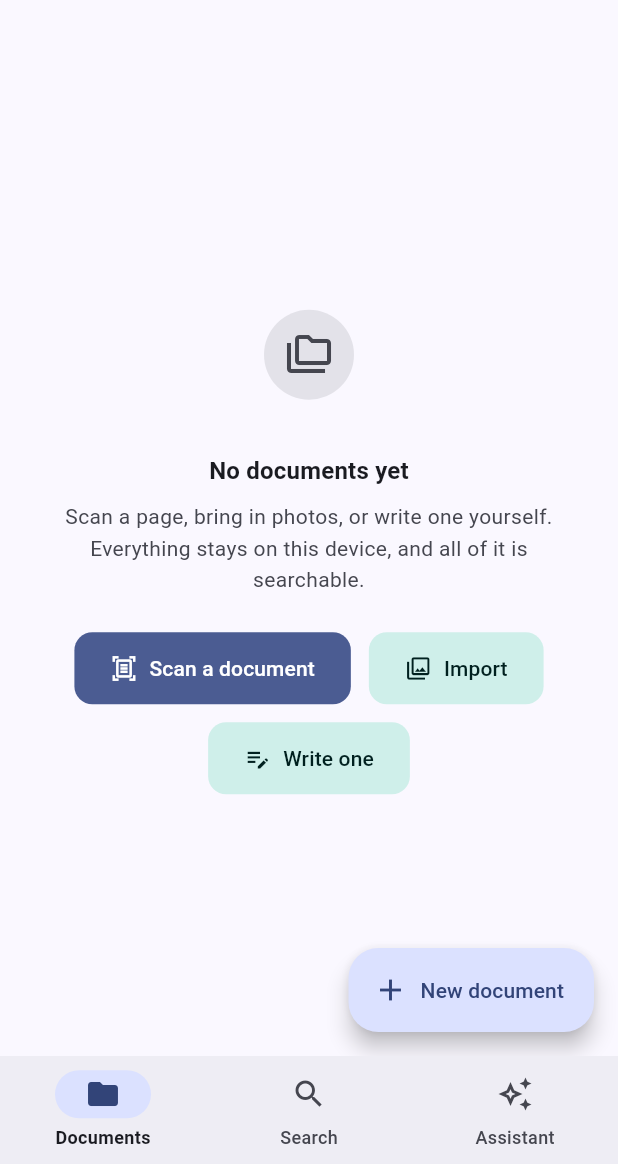
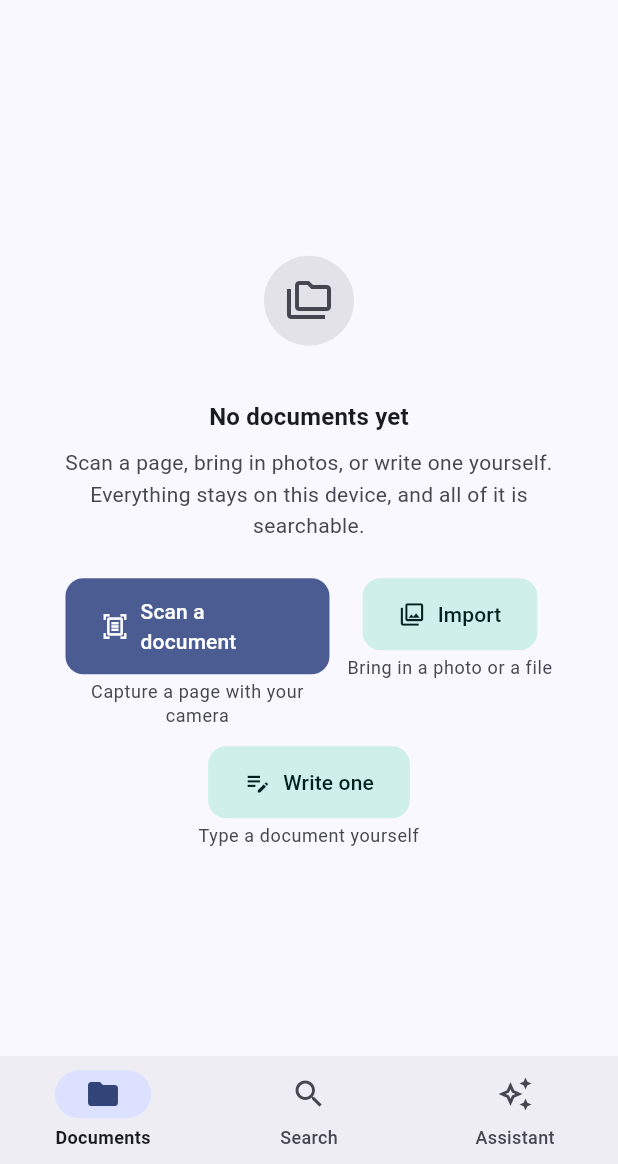
Before and after one commit to Sidra-Hayat/DocuAI, a Flutter app: the screen it shows after launch, on a phone screen of 412 x 824 dp, the part 72-1236 px from its top. Run offline on Flutter 3.47's test engine with Material 3 defaults, Android fonts, the phone set to English and light mode, and no system bars; our stand-ins replace flutter_riverpod, freezed_annotation, go_router, hive_ce, hive_ce_flutter, image_picker and 3 more; missing offline and left inert: flutter_file_dialog, google_mlkit_document_scanner, google_mlkit_text_recognition; accounts and stored records are empty.

Commit message:
feat: improve empty library actions
Four changes to the one screen a new user sees first, all of them things
the release build made obvious on a phone.

**The camera is explained before it opens.** DocuAI declares no camera
permission of its own — scanning runs inside Play services' document
scanner, which asks under its own name at the moment it opens. A system
dialog naming Google Play services, arriving unannounced after a tap on
"Scan a document", is where a privacy-first app starts looking like
something else. So a sentence goes first, and declining it simply does
not scan. Nothing is requested any earlier than before.

**Each button says what it does.** "Import" and "Write one" name
themselves but not what follows — whether Import means photos or files,
whether Write one opens a keyboard. Captions are capped in width and
wrap, so the largest system font makes the panel taller rather than
broken; it already scrolls.

**The floating button is withheld until there is a library.** The empty
state already offers Scan, Import and Write as full-sized buttons in the
middle of the screen, and "+ New document" over them makes the same
offer twice on the one screen where the user has not yet done anything.
Loading and failure hide it too: there is no library to add to while the
skeleton is up, and offering to write to storage that could not be read
is offering something that will not work.

**Import asks which kind.** That button meant photos only, and the file
importer's other door is the New document sheet this screen now hides —
so a first-run user with a PDF had nowhere to go. A choice rather than a
fourth button: the first thing anyone sees should not be a menu. Both
branches call the existing import functions; neither is duplicated.

```diff
--- a/lib/src/features/documents/presentation/screens/documents_screen.dart
+++ b/lib/src/features/documents/presentation/screens/documents_screen.dart
@@ -1,3 +1,5 @@
+import 'dart:async';
+
 import 'package:flutter/material.dart';
 import 'package:flutter_riverpod/flutter_riverpod.dart';
 import 'package:go_router/go_router.dart';
@@ -66,12 +68,25 @@ class _DocumentsScreenState extends ConsumerState<DocumentsScreen> {
       // somewhere to put a new document. It is deliberately not in the shell:
       // there is nothing to create on Search, and what the assistant creates is
       // a conversation.
-      floatingActionButton: FloatingActionButton.extended(
+      //
+      // Withheld until there is a library. The empty state already offers Scan,
+      // Import and Write as full-sized buttons in the middle of the screen, and
+      // a floating "+ New document" over them makes the same offer twice — on
+      // the one screen where the user has not yet done anything and the choice
+      // should be as small as possible.
+      //
+      // `?? false` covers loading and failure as well as empty: while the
+      // skeleton is up there is no library to add to yet, and when storage
+      // could not be read, offering to write to it is offering something that
+      // will not work.
+      floatingActionButton: (documents.value?.isNotEmpty ?? false)
+          ? FloatingActionButton.extended(
               onPressed: () => showNewDocumentSheet(context),
               icon: const Icon(Icons.add),
               label: const Text('New document'),
               tooltip: 'Scan, import or write a document',
-      ),
+            )
+          : null,
     );
   }
 }
@@ -288,23 +303,115 @@ class _EmptyLibrary extends StatelessWidget {
         runSpacing: AppSpacing.md,
         alignment: WrapAlignment.center,
         children: <Widget>[
-          FilledButton.icon(
-            onPressed: () => context.pushNamed(AppRoutes.scanName),
+          _EmptyAction(
+            caption: 'Capture a page with your camera',
+            child: FilledButton.icon(
+              onPressed: () => _scanAfterExplainingTheCamera(context),
               icon: const Icon(Icons.document_scanner_outlined),
               label: const Text('Scan a document'),
             ),
-          FilledButton.tonalIcon(
-            onPressed: () => importPhotosAsDocument(context),
+          ),
+          _EmptyAction(
+            // The caption no longer names photos: this button now asks which
+            // kind of import is meant, because the file importer's only other
+            // door is the New document sheet that this screen hides.
+            caption: 'Bring in a photo or a file',
+            child: FilledButton.tonalIcon(
+              onPressed: () => chooseImportSource(context),
               icon: const Icon(Icons.photo_library_outlined),
               label: const Text('Import'),
             ),
-          FilledButton.tonalIcon(
+          ),
+          _EmptyAction(
+            caption: 'Type a document yourself',
+            child: FilledButton.tonalIcon(
               onPressed: () => createAndOpenTextDocument(context),
               icon: const Icon(Icons.edit_note_outlined),
               label: const Text('Write one'),
+            ),
           ),
         ],
       ),
     );
   }
 }
+
+/// One empty-state button with a line underneath saying what it does.
+///
+/// Three buttons named "Scan a document", "Import" and "Write one" say what
+/// they are but not what happens next — whether Import means photos or files,
+/// or whether Write one opens a keyboard or a template. The caption answers
+/// that before the tap rather than after it.
+class _EmptyAction extends StatelessWidget {
+  const _EmptyAction({required this.child, required this.caption});
+
+  final Widget child;
+  final String caption;
+
+  @override
+  Widget build(BuildContext context) {
+    final theme = Theme.of(context);
+
+    return ConstrainedBox(
+      // A ceiling, not a height. The caption wraps to as many lines as it needs
+      // and the column grows with it, so the largest system font size makes
+      // this taller rather than making it overflow — and the panel this sits in
+      // scrolls, so taller is always available.
+      constraints: const BoxConstraints(maxWidth: 176),
+      child: Column(
+        mainAxisSize: MainAxisSize.min,
+        children: <Widget>[
+          child,
+          AppSpacing.gapXs,
+          Text(
+            caption,
+            textAlign: TextAlign.center,
+            style: theme.textTheme.bodySmall?.copyWith(
+              color: theme.colorScheme.onSurfaceVariant,
+            ),
+          ),
+        ],
+      ),
+    );
+  }
+}
+
+/// Says what the camera is for, immediately before anything opens it.
+///
+/// DocuAI declares no camera permission of its own: scanning runs inside Play
+/// services' document scanner, which asks for the camera under its own name at
+/// the moment it opens. That is exactly the moment this is worth explaining —
+/// a system dialog naming Google Play services, arriving with no warning after
+/// a tap on "Scan a document", is the point at which a privacy-first app looks
+/// like it is doing something else.
+///
+/// Nothing is requested here and nothing is requested any earlier than before:
+/// this is a sentence and a button, and declining it simply does not scan.
+Future<void> _scanAfterExplainingTheCamera(BuildContext context) async {
+  final proceed = await showDialog<bool>(
+    context: context,
+    builder: (context) => AlertDialog(
+      icon: const Icon(Icons.photo_camera_outlined),
+      title: const Text('Scan with the camera'),
+      content: const Text(
+        'The camera is only used to scan document pages. Your photos are not '
+        'uploaded — every page stays on this device.',
+      ),
+      actions: <Widget>[
+        TextButton(
+          onPressed: () => Navigator.of(context).pop(false),
+          child: const Text('Not now'),
+        ),
+        FilledButton(
+          onPressed: () => Navigator.of(context).pop(true),
+          child: const Text('Continue'),
+        ),
+      ],
+    ),
+  );
+
+  if (proceed != true || !context.mounted) return;
+  // Nothing here waits for the scanner to come back; the library redraws from
+  // storage when a document lands in it.
+  unawaited(context.pushNamed(AppRoutes.scanName));
+}
--- a/lib/src/features/documents/presentation/widgets/new_document_sheet.dart
+++ b/lib/src/features/documents/presentation/widgets/new_document_sheet.dart
@@ -156,6 +156,38 @@ Future<void> importFileAsDocument(BuildContext context) async {
   }
 }
 
+/// Asks whether "Import" means a photo or a file, then does that.
+///
+/// The empty library offers one Import button where the library proper offers
+/// two separate ones, and it used to mean photos only — so a first-run user
+/// with a PDF had nowhere to go, the file importer being reachable only from
+/// the New document sheet that the empty state deliberately hides.
+///
+/// A choice rather than a fourth button: the empty state is three actions and
+/// a sentence, and a fourth would make the first thing anyone sees a menu.
+/// Both branches call the same functions the sheet calls — there is one photo
+/// import and one file import in this app, and this adds neither.
+Future<void> chooseImportSource(BuildContext context) {
+  return showAppActionSheet(
+    context,
+    title: 'Import',
+    actions: <AppSheetAction>[
+      AppSheetAction(
+        icon: Icons.photo_library_outlined,
+        label: 'Photo',
+        description: 'Choose a photo from your gallery',
+        onSelected: () => importPhotosAsDocument(context),
+      ),
+      AppSheetAction(
+        icon: Icons.folder_open_outlined,
+        label: 'File',
+        description: 'Import a PDF, DOCX or text file',
+        onSelected: () => importFileAsDocument(context),
+      ),
+    ],
+  );
+}
+
 /// Imported documents are named after the day they were brought in.
 ///
 /// Not asked for up front: the photos are already chosen by then, and stopping
```
Also changed, not shown: 2 other files. Lines whose indentation alone changed are shown as unchanged.
